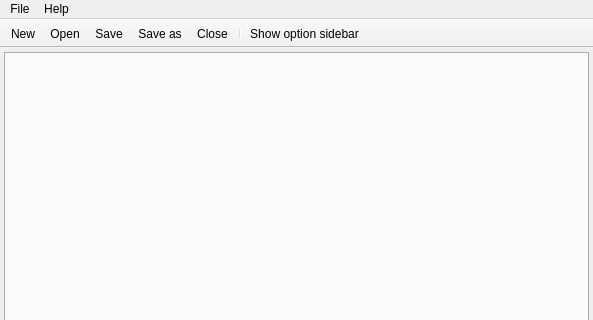
Qt form qvarianteditor/mainwindow.ui (VaysseB/QVariantEditor) before a commit; both pictures show x 0 to 593 and y 0 to 320 of the 593 by 465 pixel window.
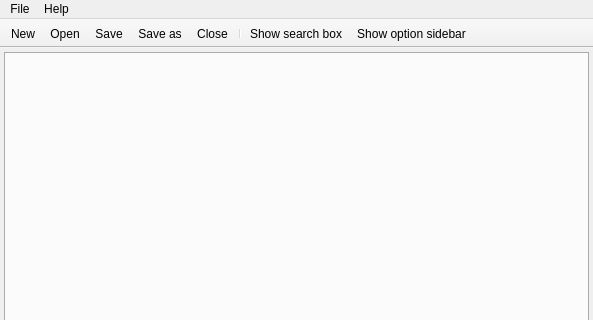
The same form after that commit. Icons and pictures are not drawn.

Commit message: Added search with filter

The edit to the form file:
```diff
--- a/qvarianteditor/mainwindow.ui
+++ b/qvarianteditor/mainwindow.ui
@@ -90,6 +90,7 @@
    <addaction name="actionSaveAs"/>
    <addaction name="actionClose"/>
    <addaction name="separator"/>
+   <addaction name="actionShowSearchBox"/>
    <addaction name="actionShowOptionSidebar"/>
   </widget>
   <widget class="QStatusBar" name="statusBar">
@@ -201,6 +202,17 @@
     <string>Show option sidebar</string>
    </property>
   </action>
+  <action name="actionShowSearchBox">
+   <property name="checkable">
+    <bool>true</bool>
+   </property>
+   <property name="icon">
+    <iconset theme="search"/>
+   </property>
+   <property name="text">
+    <string>Show search box</string>
+   </property>
+  </action>
  </widget>
  <layoutdefault spacing="6" margin="11"/>
  <resources/>
```
Left out of the diff: 5 changed lines with no effect on the pictures. The commit also changes 7 other files.
